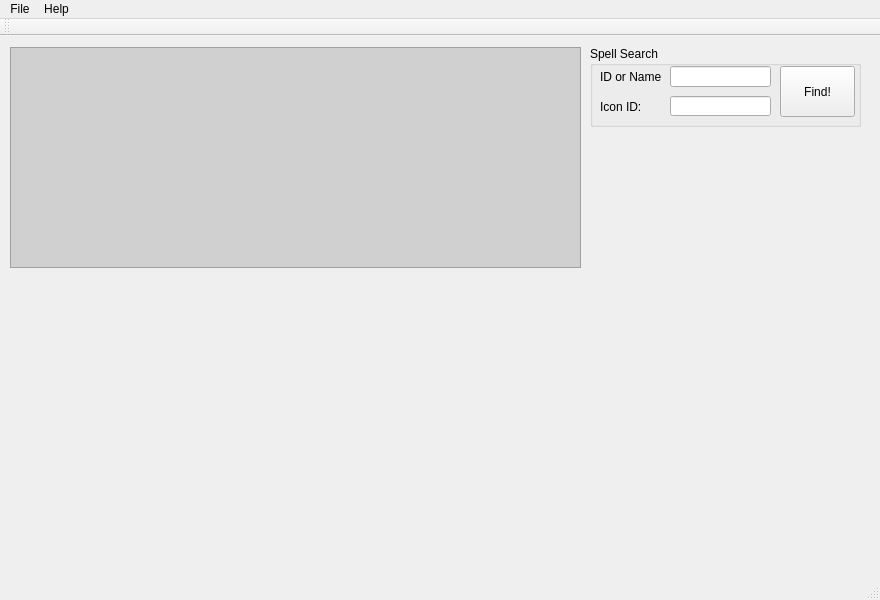
Above: QSW/SpellWorkUI.ui from sidsukana/QSpellWork before the change. Below: the same form after it.
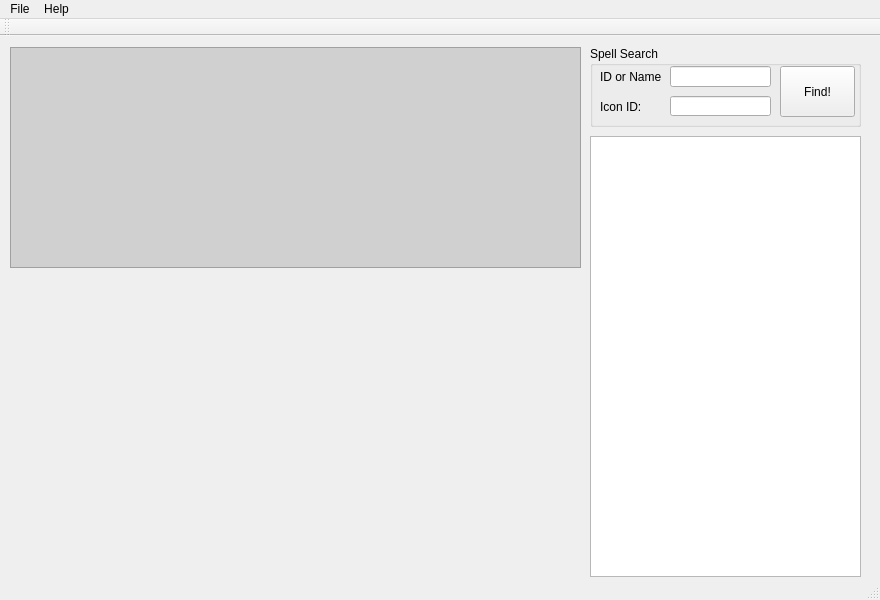
That is the form after the change.

Commit message: [3] Spell list for string search.

What changed in the file:
```diff
--- a/QSW/SpellWorkUI.ui
+++ b/QSW/SpellWorkUI.ui
@@ -99,6 +99,40 @@
      <string notr="true">background-color: rgb(208, 208, 208);</string>
     </property>
    </widget>
+   <widget class="QTableView" name="SpellList">
+    <property name="geometry">
+     <rect>
+      <x>590</x>
+      <y>100</y>
+      <width>271</width>
+      <height>441</height>
+     </rect>
+    </property>
+    <property name="lineWidth">
+     <number>1</number>
+    </property>
+    <property name="editTriggers">
+     <set>QAbstractItemView::NoEditTriggers</set>
+    </property>
+    <property name="tabKeyNavigation">
+     <bool>true</bool>
+    </property>
+    <property name="selectionMode">
+     <enum>QAbstractItemView::SingleSelection</enum>
+    </property>
+    <property name="selectionBehavior">
+     <enum>QAbstractItemView::SelectRows</enum>
+    </property>
+    <property name="gridStyle">
+     <enum>Qt::DashLine</enum>
+    </property>
+    <property name="cornerButtonEnabled">
+     <bool>false</bool>
+    </property>
+    <attribute name="verticalHeaderMinimumSectionSize">
+     <number>10</number>
+    </attribute>
+   </widget>
   </widget>
   <widget class="QMenuBar" name="menuBar">
    <property name="geometry">
```
The commit also changes 2 other files.
